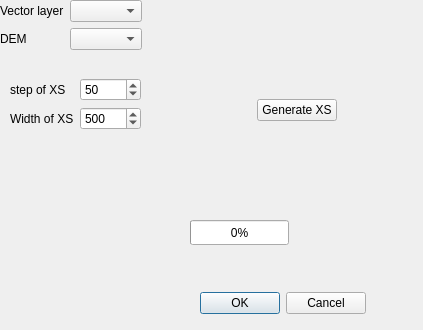
First picture: the form in ui_bankfulldetection.ui, repository pierluigiderosa/BankFullDetection, before the edit.
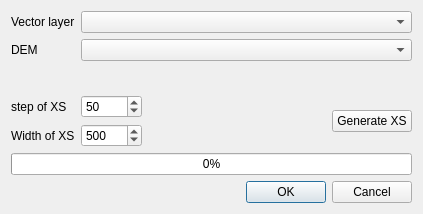
Second picture: the form after the edit.

```diff
--- a/ui_bankfulldetection.ui
+++ b/ui_bankfulldetection.ui
@@ -7,42 +7,14 @@
     <x>0</x>
     <y>0</y>
     <width>423</width>
-    <height>330</height>
+    <height>214</height>
    </rect>
   </property>
   <property name="windowTitle">
    <string>BankFullDetection</string>
   </property>
-  <widget class="QProgressBar" name="progressBar">
-   <property name="geometry">
-    <rect>
-     <x>190</x>
-     <y>220</y>
-     <width>99</width>
-     <height>25</height>
-    </rect>
-   </property>
-   <property name="value">
-    <number>0</number>
-   </property>
-  </widget>
-  <widget class="QDialogButtonBox" name="buttonBox">
-   <property name="geometry">
-    <rect>
-     <x>190</x>
-     <y>290</y>
-     <width>176</width>
-     <height>27</height>
-    </rect>
-   </property>
-   <property name="orientation">
-    <enum>Qt::Horizontal</enum>
-   </property>
-   <property name="standardButtons">
-    <set>QDialogButtonBox::Cancel|QDialogButtonBox::Ok</set>
-   </property>
-  </widget>
-  <widget class="QWidget" name="">
+  <layout class="QVBoxLayout" name="verticalLayout">
+   <item>
    <layout class="QFormLayout" name="formLayout">
     <property name="fieldGrowthPolicy">
      <enum>QFormLayout::AllNonFixedFieldsGrow</enum>
@@ -68,16 +40,8 @@
      <widget class="QComboBox" name="comboDEM"/>
     </item>
    </layout>
-  </widget>
-  <widget class="QWidget" name="">
-   <property name="geometry">
-    <rect>
-     <x>10</x>
-     <y>78</y>
-     <width>327</width>
-     <height>64</height>
-    </rect>
-   </property>
+   </item>
+   <item>
    <layout class="QHBoxLayout" name="horizontalLayout">
     <item>
      <layout class="QFormLayout" name="formLayout_2">
@@ -141,7 +105,25 @@
      </widget>
     </item>
    </layout>
-  </widget>
+   </item>
+   <item>
+    <widget class="QProgressBar" name="progressBar">
+     <property name="value">
+      <number>0</number>
+     </property>
+    </widget>
+   </item>
+   <item>
+    <widget class="QDialogButtonBox" name="buttonBox">
+     <property name="orientation">
+      <enum>Qt::Horizontal</enum>
+     </property>
+     <property name="standardButtons">
+      <set>QDialogButtonBox::Cancel|QDialogButtonBox::Ok</set>
+     </property>
+    </widget>
+   </item>
+  </layout>
  </widget>
  <resources/>
  <connections>
```
Left out of the diff: 2 changed lines with no effect on the pictures. Lines whose indentation alone changed are shown as unchanged.
